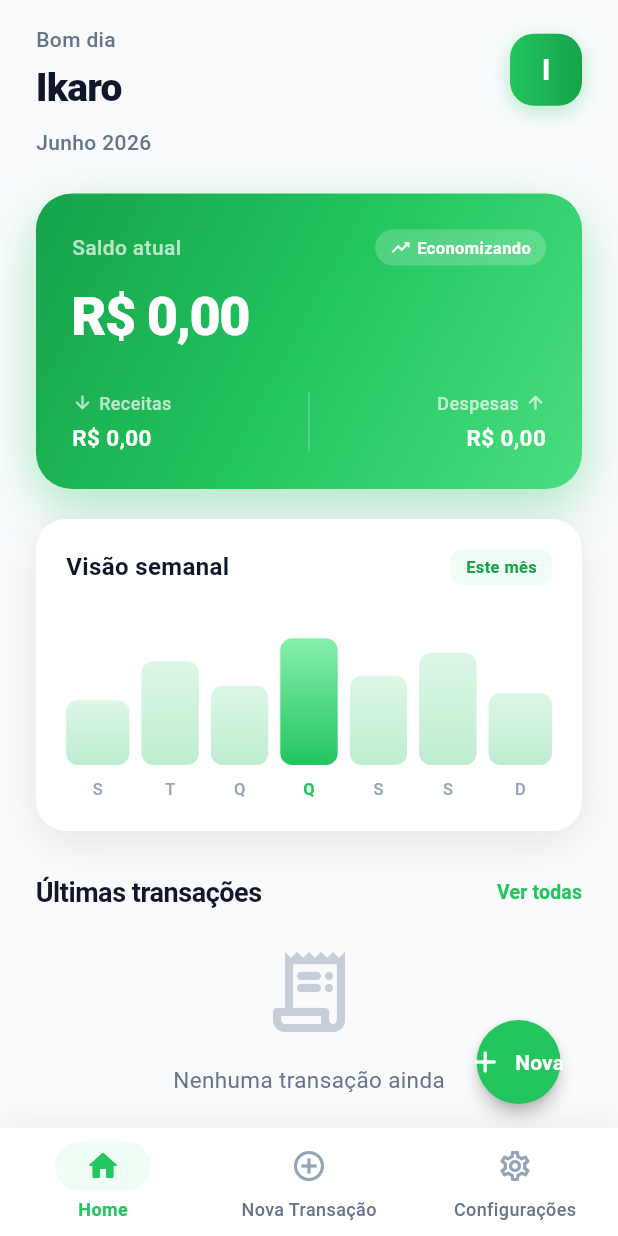
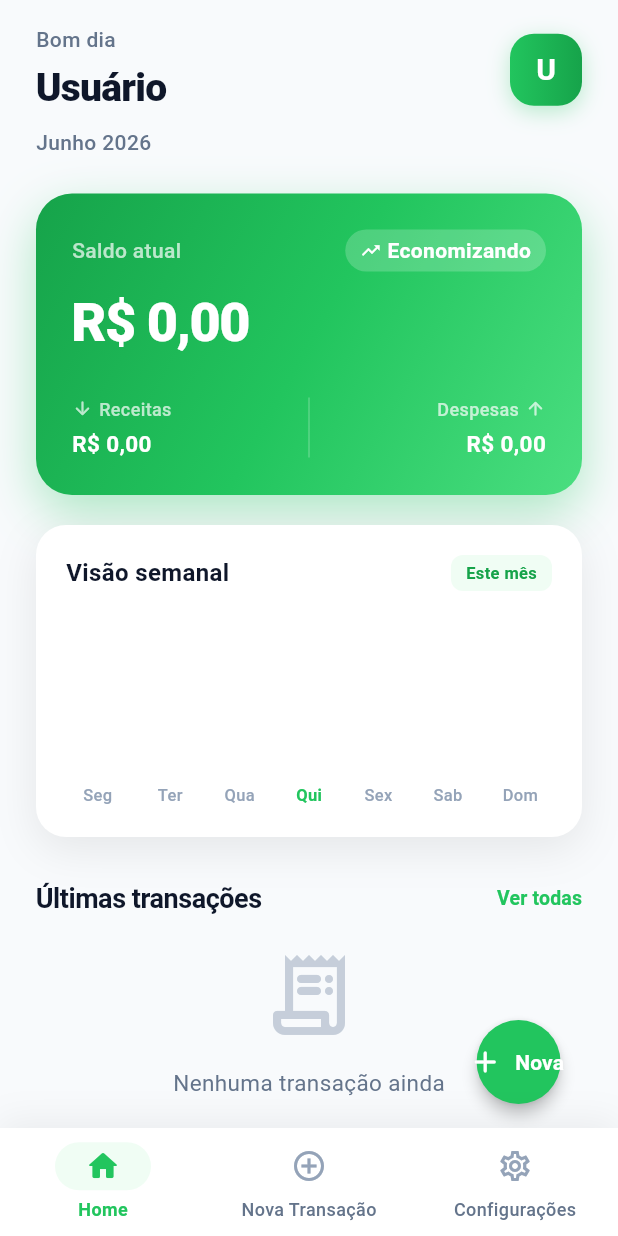
Before and after one commit to ikarofreitas/finper, a Flutter app: the screen it shows after launch, on a phone screen of 412 x 824 dp. Run offline on Flutter 3.47's test engine with Material 3 defaults, Android fonts, the phone set to English and light mode, and no system bars; our stand-ins replace hive, hive_flutter; accounts and stored records are empty.

Commit message:
feat/ adiciona integração com o hive

```diff
--- a/lib/models/transaction.dart
+++ b/lib/models/transaction.dart
@@ -1,6 +1,29 @@
-import 'package:finper_flutter/models/transaction_type.dart';
+import 'package:hive/hive.dart';
+import 'transaction_type.dart';
 
+part 'transaction.g.dart';
+
+@HiveType(typeId: 0)
 class Transaction {
+
+  @HiveField(0)
+  final String id;
+
+  @HiveField(1)
+  final TransactionType type;
+
+  @HiveField(2)
+  final double amount;
+
+  @HiveField(3)
+  final String description;
+
+  @HiveField(4)
+  final String category;
+
+  @HiveField(5)
+  final DateTime date;
+
   Transaction({
     required this.id,
     required this.type,
@@ -10,12 +33,20 @@ class Transaction {
     required this.date,
   });
 
-  final String id;
-  final TransactionType type;
-  final double amount;
-  final String description;
-  final String category;
-  final DateTime date;
+  bool get isIncome => type == TransactionType.income;
 
-  bool get isIncome => type == TransactionType.income;
+
 }
+
+extension TransactionTypeExtension on TransactionType {
+
+  String get label {
+    switch (this) {
+      case TransactionType.income:
+        return 'Receita';
+
+      case TransactionType.expense:
+        return 'Despesa';
+    }
+  }
+}
--- a/lib/models/transaction_type.dart
+++ b/lib/models/transaction_type.dart
@@ -1,9 +1,12 @@
+import 'package:hive/hive.dart';
+
+part 'transaction_type.g.dart';
+
+@HiveType(typeId: 1)
 enum TransactionType {
+  @HiveField(0)
   income,
-  expense;
 
-  String get label => switch (this) {
-        TransactionType.income => 'Receita',
-        TransactionType.expense => 'Despesa',
-      };
+  @HiveField(1)
+  expense,
 }
--- a/lib/providers/finance_provider.dart
+++ b/lib/providers/finance_provider.dart
@@ -1,17 +1,19 @@
 import 'package:flutter/foundation.dart';
 import 'package:finper_flutter/models/transaction.dart';
-import 'package:finper_flutter/models/transaction_type.dart';
+import 'package:hive_flutter/hive_flutter.dart';
 
 class FinanceProvider extends ChangeNotifier {
-  FinanceProvider(); // Inicia vazio, as transações são adicionadas posteriormente
+  FinanceProvider() {
+    loadTransactions();
+    loadUserName();
+  } // Inicia vazio, as transações são adicionadas posteriormente
 
   final List<Transaction> _transactions = [];
   bool _isDarkMode = false;
-  final String _userName = 'Ikaro';
+  String _userName = 'Usuário';
   String _currency = 'BRL';
 
-  List<Transaction> get transactions =>
-      List.unmodifiable(_transactions);
+  List<Transaction> get transactions => List.unmodifiable(_transactions);
 
   bool get isDarkMode => _isDarkMode;
   String get userName => _userName;
@@ -39,18 +41,65 @@ class FinanceProvider extends ChangeNotifier {
       .fold(0, (sum, t) => sum + t.amount);
 
   double get balance => _transactions.fold(0, (sum, t) {
-        return t.isIncome ? sum + t.amount : sum - t.amount;
-      });
+    return t.isIncome ? sum + t.amount : sum - t.amount;
+  });
 
   double get monthSavings => monthIncome - monthExpenses;
 
   bool get isSaving => monthSavings >= 0;
 
-  void addTransaction(Transaction transaction) {
+  // Adicionar transação
+  Future<void> addTransaction(Transaction transaction) async {
+    final box = Hive.box<Transaction>('transactions');
+
+    await box.put(transaction.id, transaction);
+
     _transactions.insert(0, transaction);
+
     notifyListeners();
   }
 
+  // Remover transação
+  Future<void> removeTransaction(String id) async {
+    final box = Hive.box<Transaction>('transactions');
+
+    await box.delete(id);
+
+    _transactions.removeWhere((t) => t.id == id);
+
+    notifyListeners();
+  }
+
+  // Salvar nome do usuário
+  Future<void> saveUserName(String name) async {
+    final box = Hive.box('settings');
+
+    await box.put('userName', name);
+
+    notifyListeners();
+  }
+
+  // Carregar nome do usuário
+  Future<void> loadUserName() async {
+    final box = Hive.box('settings');
+
+    _userName = box.get('userName', defaultValue: 'Usuário');
+
+    notifyListeners();
+  }
+
+  // Carregar transações
+  Future<void> loadTransactions() async {
+    final box = Hive.box<Transaction>('transactions');
+
+    _transactions.clear();
+
+    _transactions.addAll(box.values.toList());
+
+    notifyListeners();
+  }
+
+  // Alternar tema
   void toggleTheme() {
     _isDarkMode = !_isDarkMode;
     notifyListeners();
--- a/lib/widgets/balance_card.dart
+++ b/lib/widgets/balance_card.dart
@@ -19,11 +19,7 @@ class BalanceCard extends StatelessWidget {
         gradient: const LinearGradient(
           begin: Alignment.topLeft,
           end: Alignment.bottomRight,
-          colors: [
-            Color(0xFF16A34A),
-            Color(0xFF22C55E),
-            Color(0xFF4ADE80),
-          ],
+          colors: [Color(0xFF16A34A), Color(0xFF22C55E), Color(0xFF4ADE80)],
         ),
         borderRadius: BorderRadius.circular(24),
         boxShadow: [
@@ -49,7 +45,10 @@ class BalanceCard extends StatelessWidget {
                 ),
               ),
               Container(
-                padding: const EdgeInsets.symmetric(horizontal: 10, vertical: 4),
+                padding: const EdgeInsets.symmetric(
+                  horizontal: 10,
+                  vertical: 4,
+                ),
                 decoration: BoxDecoration(
                   color: Colors.white.withValues(alpha: 0.2),
                   borderRadius: BorderRadius.circular(20),
@@ -58,17 +57,18 @@ class BalanceCard extends StatelessWidget {
                   mainAxisSize: MainAxisSize.min,
                   children: [
                     Icon(
-                      finance.isSaving ? Icons.trending_up : Icons.trending_down,
-                      color: Colors.white,
+                      finance.isSaving
+                          ? Icons.trending_up
+                          : Icons.trending_down,
+                      color: finance.isSaving ? AppColors.white : AppColors.expense,
                       size: 14,
                     ),
                     const SizedBox(width: 4),
                     Text(
                       finance.isSaving ? 'Economizando' : 'Gastando',
-                      style: const TextStyle(
-                        color: Colors.white,
-                        fontSize: 11,
-                        fontWeight: FontWeight.w600,
+                      style: TextStyle(
+                        fontWeight: FontWeight.bold,
+                        color: finance.isSaving ? AppColors.white : AppColors.expense,
                       ),
                     ),
                   ],
@@ -99,11 +99,7 @@ class BalanceCard extends StatelessWidget {
                   icon: Icons.arrow_downward_rounded,
                 ),
               ),
-              Container(
-                width: 1,
-                height: 40,
-                color: Colors.white24,
-              ),
+              Container(width: 1, height: 40, color: Colors.white24),
               Expanded(
                 child: _SummaryItem(
                   label: 'Despesas',
@@ -139,10 +135,14 @@ class _SummaryItem extends StatelessWidget {
   @override
   Widget build(BuildContext context) {
     return Padding(
-      padding: EdgeInsets.only(left: alignEnd ? 16 : 0, right: alignEnd ? 0 : 16),
+      padding: EdgeInsets.only(
+        left: alignEnd ? 16 : 0,
+        right: alignEnd ? 0 : 16,
+      ),
       child: Column(
-        crossAxisAlignment:
-            alignEnd ? CrossAxisAlignment.end : CrossAxisAlignment.start,
+        crossAxisAlignment: alignEnd
+            ? CrossAxisAlignment.end
+            : CrossAxisAlignment.start,
         children: [
           Row(
             mainAxisSize: MainAxisSize.min,
--- a/lib/widgets/expense_chart.dart
+++ b/lib/widgets/expense_chart.dart
@@ -1,16 +1,51 @@
 import 'package:flutter/material.dart';
 import 'package:finper_flutter/core/theme/app_colors.dart';
+import 'package:finper_flutter/providers/finance_provider.dart';
+import 'package:provider/provider.dart';
+import 'package:finper_flutter/models/transaction_type.dart';
 
 /// Gráfico ilustrativo decorativo (sem lógica de dados reais).
 class ExpenseChart extends StatelessWidget {
   const ExpenseChart({super.key});
 
-  static const _barHeights = [0.45, 0.72, 0.55, 0.88, 0.62, 0.78, 0.50];
-  static const _labels = ['S', 'T', 'Q', 'Q', 'S', 'S', 'D'];
+  static const _labels = ['Seg', 'Ter', 'Qua', 'Qui', 'Sex', 'Sab', 'Dom'];
 
   @override
   Widget build(BuildContext context) {
     final isDark = Theme.of(context).brightness == Brightness.dark;
+    final finance = context.watch<FinanceProvider>();
+
+    final expenses = finance.transactions
+        .where((t) => t.type == TransactionType.expense)
+        .toList();
+    final now = DateTime.now();
+
+    final dailyExpenses = List.generate(7, (index) {
+      final day = now.subtract(Duration(days: 6 - index));
+
+      final total = expenses
+          .where(
+            (t) =>
+                t.date.year == day.year &&
+                t.date.month == day.month &&
+                t.date.day == day.day,
+          )
+          .fold<double>(0, (sum, t) => sum + t.amount);
+
+      return total;
+    });
+
+    final maxValue = dailyExpenses.isEmpty
+        ? 1.0
+        : dailyExpenses.reduce((a, b) => a > b ? a : b);
+
+    final barHeights = dailyExpenses.map((value) {
+      if (maxValue == 0) {
+        return 0.0;
+      }
+
+      return value / maxValue;
+    }).toList();
 
     return Column(
       crossAxisAlignment: CrossAxisAlignment.start,
@@ -23,7 +58,9 @@ class ExpenseChart extends StatelessWidget {
               style: TextStyle(
                 fontSize: 16,
                 fontWeight: FontWeight.w700,
-                color: isDark ? AppColors.darkTextPrimary : AppColors.textPrimary,
+                color: isDark
+                    ? AppColors.darkTextPrimary
+                    : AppColors.textPrimary,
               ),
             ),
             Container(
@@ -48,20 +85,20 @@ class ExpenseChart extends StatelessWidget {
           height: 120,
           child: Row(
             crossAxisAlignment: CrossAxisAlignment.end,
-            children: List.generate(_barHeights.length, (index) {
+            children: List.generate(barHeights.length, (index) {
               final isHighlight = index == 3;
               return Expanded(
                 child: Padding(
                   padding: EdgeInsets.only(
                     left: index == 0 ? 0 : 4,
-                    right: index == _barHeights.length - 1 ? 0 : 4,
+                    right: index == barHeights.length - 1 ? 0 : 4,
                   ),
                   child: Column(
                     mainAxisAlignment: MainAxisAlignment.end,
                     children: [
                       Flexible(
                         child: FractionallySizedBox(
-                          heightFactor: _barHeights[index],
+                          heightFactor: barHeights[index],
                           child: Container(
                             decoration: BoxDecoration(
                               gradient: LinearGradient(
@@ -69,12 +106,16 @@ class ExpenseChart extends StatelessWidget {
                                 end: Alignment.topCenter,
                                 colors: isHighlight
                                     ? [
-                                        AppColors.primary,
-                                        AppColors.primaryLight,
+                                        AppColors.expense,
+                                        AppColors.expenseLight,
                                       ]
                                     : [
-                                        AppColors.primary.withValues(alpha: 0.3),
-                                        AppColors.primary.withValues(alpha: 0.15),
+                                        AppColors.expense.withValues(
+                                          alpha: 0.3,
+                                        ),
+                                        AppColors.expense.withValues(
+                                          alpha: 0.15,
+                                        ),
                                       ],
                               ),
                               borderRadius: BorderRadius.circular(8),
@@ -87,7 +128,9 @@ class ExpenseChart extends StatelessWidget {
                         _labels[index],
                         style: TextStyle(
                           fontSize: 11,
-                          fontWeight: isHighlight ? FontWeight.w700 : FontWeight.w500,
+                          fontWeight: isHighlight
+                              ? FontWeight.w700
+                              : FontWeight.w500,
                           color: isHighlight
                               ? AppColors.primary
                               : AppColors.textTertiary,
--- a/pubspec.yaml
+++ b/pubspec.yaml
@@ -36,6 +36,8 @@ dependencies:
   cupertino_icons: ^1.0.8
   provider: ^6.1.2
   intl: ^0.20.2
+  hive: ^2.2.3
+  hive_flutter: ^1.1.0
 
 dev_dependencies:
   flutter_test:
@@ -47,6 +49,8 @@ dev_dependencies:
   # package. See that file for information about deactivating specific lint
   # rules and activating additional ones.
   flutter_lints: ^6.0.0
+  build_runner: ^2.4.13
+  hive_generator: ^2.0.0
 
 # For information on the generic Dart part of this file, see the
 # following page: https://dart.dev/tools/pub/pubspec
```
Also changed, not shown: lib/main.dart (+11 -0 lines), lib/models/transaction.g.dart (added), lib/models/transaction_type.g.dart (added), pubspec.lock, 2 other files.
